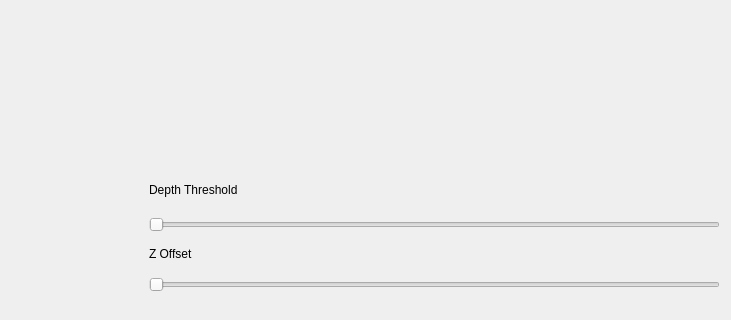
First picture: the form in kpoApp.ui, repository jbeuckm/kinect_pcl_osc_qt, before the edit; both pictures show x 201 to 932 and y 201 to 521 of the 932 by 521 pixel window.
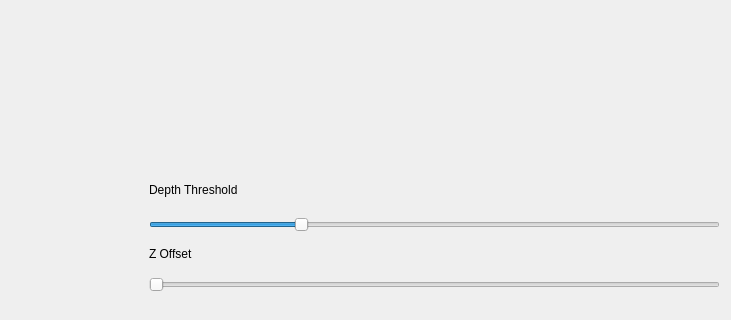
Second picture: the form after the edit. Custom widgets are drawn as their Qt base class.

The edit to the form file:
```diff
--- a/kpoApp.ui
+++ b/kpoApp.ui
@@ -76,10 +76,10 @@
      <number>50</number>
     </property>
     <property name="value">
-     <number>0</number>
+     <number>13</number>
     </property>
     <property name="sliderPosition">
-     <number>0</number>
+     <number>13</number>
     </property>
     <property name="orientation">
      <enum>Qt::Horizontal</enum>
```
Left out of the diff: 4 changed lines with no effect on the pictures.
